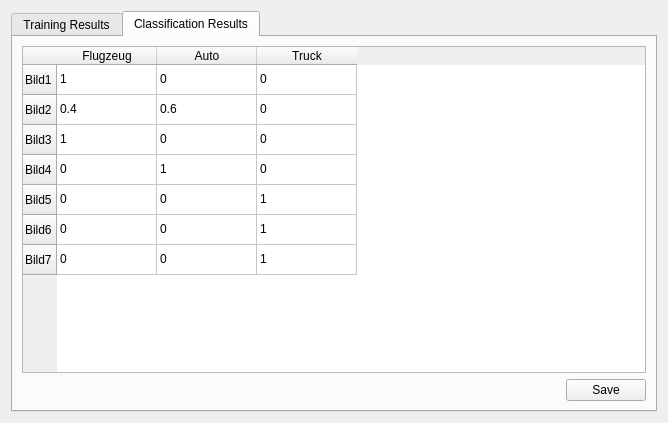
First picture: the form in resultswidget.ui, repository Joensw/RCAIT, before the edit.
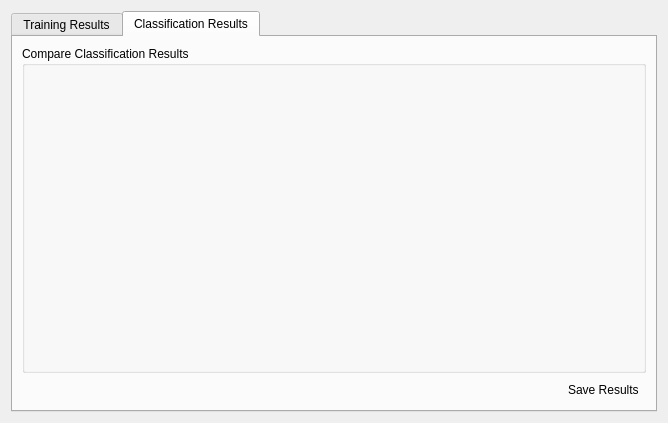
Second picture: the form after the edit. The open tabs and pages were chosen to show the change. Icons and pictures are not drawn. Custom widgets are drawn as their Qt base class.

```diff
--- a/resultswidget.ui
+++ b/resultswidget.ui
@@ -38,9 +38,9 @@
          <property name="flat">
           <bool>false</bool>
          </property>
-         <layout class="QHBoxLayout" name="horizontalLayout_6">
-          <item>
-           <widget class="QTabWidget" name="tabWidget_comparison">
+         <layout class="QGridLayout" name="gridLayout_2">
+          <item row="0" column="0">
+           <widget class="QTabWidget" name="tabWidget_trainingresults">
             <property name="layoutDirection">
              <enum>Qt::LeftToRight</enum>
             </property>
@@ -106,171 +106,43 @@
       <attribute name="title">
        <string>Classification Results</string>
       </attribute>
-      <layout class="QGridLayout" name="gridLayout_2">
-       <item row="0" column="0">
-        <layout class="QVBoxLayout" name="verticalLayout_8">
+      <layout class="QVBoxLayout" name="verticalLayout">
          <item>
-          <layout class="QHBoxLayout" name="horizontalLayout_26">
-           <item>
-            <widget class="QTableWidget" name="tableWidget_classificationTable">
-             <row>
-              <property name="text">
-               <string>Bild1</string>
-              </property>
-             </row>
-             <row>
-              <property name="text">
-               <string>Bild2</string>
-              </property>
-             </row>
-             <row>
-              <property name="text">
-               <string>Bild3</string>
-              </property>
-             </row>
-             <row>
-              <property name="text">
-               <string>Bild4</string>
-              </property>
-             </row>
-             <row>
-              <property name="text">
-               <string>Bild5</string>
-              </property>
-             </row>
-             <row>
-              <property name="text">
-               <string>Bild6</string>
-              </property>
-             </row>
-             <row>
-              <property name="text">
-               <string>Bild7</string>
-              </property>
-             </row>
-             <column>
-              <property name="text">
-               <string>Flugzeug</string>
-              </property>
-             </column>
-             <column>
-              <property name="text">
-               <string>Auto</string>
-              </property>
-             </column>
-             <column>
-              <property name="text">
-               <string>Truck</string>
-              </property>
-             </column>
+        <widget class="QGroupBox" name="groupBox_8">
+         <property name="title">
+          <string>Compare Classification Results</string>
+         </property>
+         <property name="flat">
+          <bool>false</bool>
+         </property>
+         <layout class="QGridLayout" name="gridLayout_3">
              <item row="0" column="0">
-              <property name="text">
-               <string>1</string>
-              </property>
-             </item>
-             <item row="0" column="1">
-              <property name="text">
-               <string>0</string>
-              </property>
-             </item>
-             <item row="0" column="2">
-              <property name="text">
-               <string>0</string>
-              </property>
-             </item>
-             <item row="1" column="0">
-              <property name="text">
-               <string>0.4</string>
-              </property>
-             </item>
-             <item row="1" column="1">
-              <property name="text">
-               <string>0.6</string>
-              </property>
-             </item>
-             <item row="1" column="2">
-              <property name="text">
-               <string>0</string>
-              </property>
-             </item>
-             <item row="2" column="0">
-              <property name="text">
-               <string>1</string>
-              </property>
-             </item>
-             <item row="2" column="1">
-              <property name="text">
-               <string>0</string>
-              </property>
-             </item>
-             <item row="2" column="2">
-              <property name="text">
-               <string>0</string>
-              </property>
-             </item>
-             <item row="3" column="0">
-              <property name="text">
-               <string>0</string>
-              </property>
-             </item>
-             <item row="3" column="1">
-              <property name="text">
-               <string>1</string>
-              </property>
-             </item>
-             <item row="3" column="2">
-              <property name="text">
-               <string>0</string>
-              </property>
-             </item>
-             <item row="4" column="0">
-              <property name="text">
-               <string>0</string>
-              </property>
-             </item>
-             <item row="4" column="1">
-              <property name="text">
-               <string>0</string>
-              </property>
-             </item>
-             <item row="4" column="2">
-              <property name="text">
-               <string>1</string>
-              </property>
-             </item>
-             <item row="5" column="0">
-              <property name="text">
-               <string>0</string>
-              </property>
-             </item>
-             <item row="5" column="1">
-              <property name="text">
-               <string>0</string>
-              </property>
-             </item>
-             <item row="5" column="2">
-              <property name="text">
-               <string>1</string>
-              </property>
-             </item>
-             <item row="6" column="0">
-              <property name="text">
-               <string>0</string>
-              </property>
-             </item>
-             <item row="6" column="1">
-              <property name="text">
-               <string>0</string>
-              </property>
-             </item>
-             <item row="6" column="2">
-              <property name="text">
-               <string>1</string>
-              </property>
-             </item>
+           <widget class="QTabWidget" name="tabWidget_classificationresults">
+            <property name="layoutDirection">
+             <enum>Qt::LeftToRight</enum>
+            </property>
+            <property name="currentIndex">
+             <number>-1</number>
+            </property>
+            <property name="iconSize">
+             <size>
+              <width>16</width>
+              <height>16</height>
+             </size>
+            </property>
+            <property name="elideMode">
+             <enum>Qt::ElideNone</enum>
+            </property>
+            <property name="documentMode">
+             <bool>true</bool>
+            </property>
+            <property name="movable">
+             <bool>false</bool>
+            </property>
             </widget>
            </item>
           </layout>
+        </widget>
          </item>
          <item>
           <layout class="QHBoxLayout" name="horizontalLayout_27">
@@ -289,12 +161,26 @@
            </item>
            <item>
             <widget class="QPushButton" name="pushButton_saveClassificationResults">
+           <property name="layoutDirection">
+            <enum>Qt::RightToLeft</enum>
+           </property>
              <property name="text">
-              <string>Save</string>
-             </property>
-            </widget>
-           </item>
-          </layout>
+            <string>Save Results </string>
+           </property>
+           <property name="icon">
+            <iconset resource="UI_Icons.qrc">
+             <normaloff>:/Resources/UISymbols/UI_Save_Icon.svg</normaloff>:/Resources/UISymbols/UI_Save_Icon.svg</iconset>
+           </property>
+           <property name="iconSize">
+            <size>
+             <width>20</width>
+             <height>20</height>
+            </size>
+           </property>
+           <property name="flat">
+            <bool>true</bool>
+           </property>
+          </widget>
          </item>
         </layout>
        </item>
```
Left out of the diff: 22 changed lines with no effect on the pictures. Lines whose indentation alone changed are shown as unchanged.
